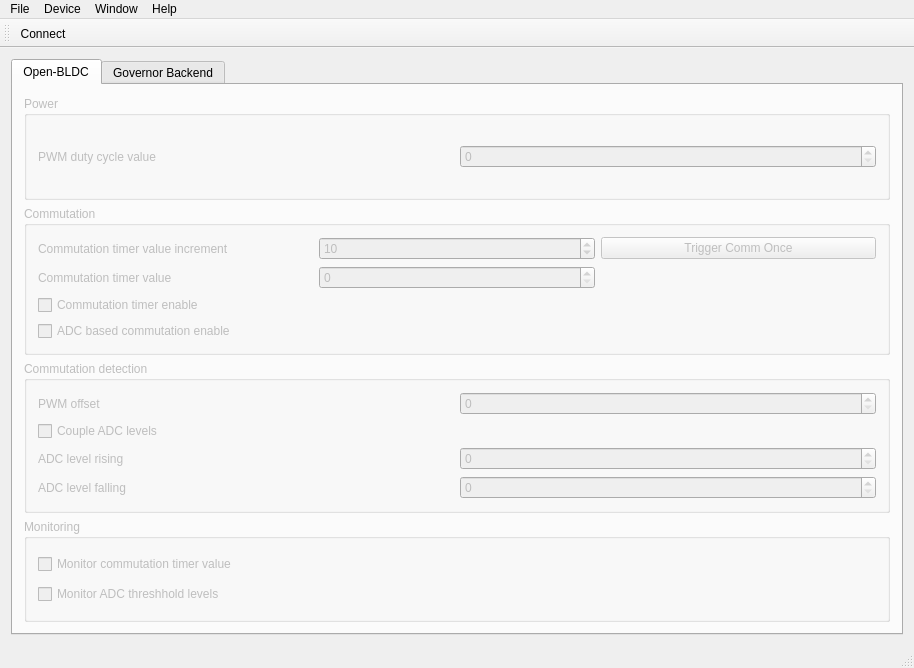
Qt form source/qgovernor/mainwindow.ui (esden/open-bldc) before a commit.
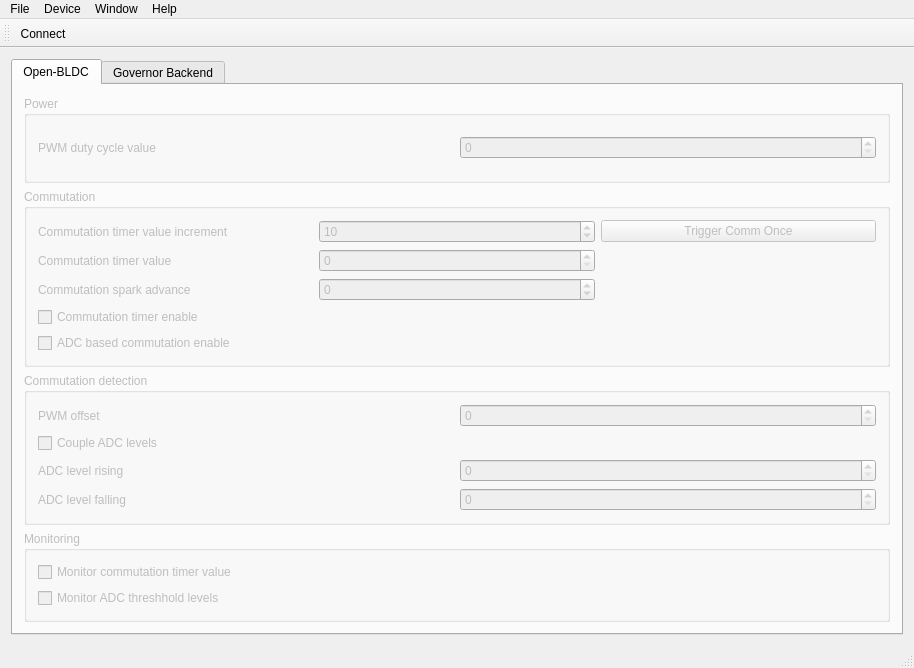
The same form after that commit. Icons and pictures are not drawn.

Commit message: Added spark advance comm parameter.

The edit to the form file:
```diff
--- a/source/qgovernor/mainwindow.ui
+++ b/source/qgovernor/mainwindow.ui
@@ -111,20 +111,40 @@
              </property>
             </widget>
            </item>
-           <item row="5" column="0">
+           <item row="6" column="0">
             <widget class="QCheckBox" name="forcedCommCheckBox">
              <property name="text">
               <string>Commutation timer enable</string>
              </property>
             </widget>
            </item>
-           <item row="6" column="0">
+           <item row="7" column="0">
             <widget class="QCheckBox" name="ADCCommCheckBox">
              <property name="text">
               <string>ADC based commutation enable</string>
              </property>
             </widget>
            </item>
+           <item row="5" column="0">
+            <widget class="QLabel" name="commSparkAdvanceLabel">
+             <property name="text">
+              <string>Commutation spark advance</string>
+             </property>
+            </widget>
+           </item>
+           <item row="5" column="1">
+            <widget class="QSpinBox" name="commSparkAdvanceSpinBox">
+             <property name="minimum">
+              <number>-32767</number>
+             </property>
+             <property name="maximum">
+              <number>32767</number>
+             </property>
+             <property name="singleStep">
+              <number>20</number>
+             </property>
+            </widget>
+           </item>
           </layout>
          </widget>
         </item>
```
Left out of the diff: 9 changed lines with no effect on the pictures. The commit also changes 6 other files.
